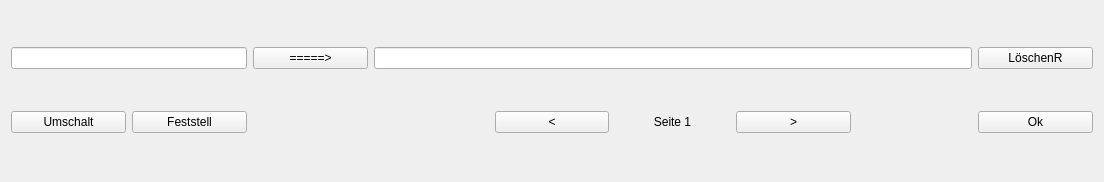
Qt form plugins/Commands/Keyboard/keyboardwidget.ui (KDE/simon) before a commit.
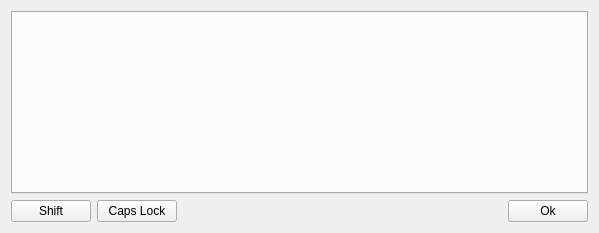
The same form after that commit. Custom widgets are drawn as their Qt base class.

Diff of the .ui file:
```diff
--- a/plugins/Commands/Keyboard/keyboardwidget.ui
+++ b/plugins/Commands/Keyboard/keyboardwidget.ui
@@ -6,67 +6,45 @@
    <rect>
     <x>0</x>
     <y>0</y>
-    <width>1104</width>
-    <height>182</height>
+    <width>599</width>
+    <height>233</height>
    </rect>
   </property>
   <property name="windowTitle">
    <string>Keyboard</string>
   </property>
   <layout class="QGridLayout" name="gridLayout">
-   <item row="0" column="0" colspan="2">
-    <widget class="KLineEdit" name="leNumber">
-     <property name="sizePolicy">
-      <sizepolicy hsizetype="Expanding" vsizetype="Minimum">
-       <horstretch>0</horstretch>
-       <verstretch>0</verstretch>
-      </sizepolicy>
-     </property>
-     <property name="layoutDirection">
-      <enum>Qt::RightToLeft</enum>
-     </property>
-     <property name="inputMask">
-      <string/>
-     </property>
+   <item row="0" column="0" colspan="4">
+    <widget class="KTabWidget" name="twTabs"/>
+   </item>
+   <item row="1" column="0">
+    <widget class="KPushButton" name="pbShift">
      <property name="text">
-      <string/>
+      <string>Shift</string>
      </property>
-     <property name="readOnly">
-      <bool>false</bool>
-     </property>
-     <property name="showClearButton" stdset="0">
-      <bool>true</bool>
-     </property>
     </widget>
    </item>
-   <item row="0" column="3" colspan="5">
-    <widget class="KLineEdit" name="leText">
-     <property name="sizePolicy">
-      <sizepolicy hsizetype="Expanding" vsizetype="Minimum">
-       <horstretch>0</horstretch>
-       <verstretch>0</verstretch>
-      </sizepolicy>
-     </property>
-     <property name="readOnly">
-      <bool>true</bool>
-     </property>
-    </widget>
-   </item>
-   <item row="0" column="2">
-    <widget class="KPushButton" name="pbAdd">
+   <item row="1" column="1">
+    <widget class="KPushButton" name="pbCapsLock">
      <property name="text">
-      <string>=====&gt;</string>
+      <string>Caps Lock</string>
      </property>
     </widget>
    </item>
-   <item row="0" column="8">
-    <widget class="KPushButton" name="pbDeleteRight">
-     <property name="text">
-      <string>LöschenR</string>
+   <item row="1" column="2">
+    <spacer name="horizontalSpacer">
+     <property name="orientation">
+      <enum>Qt::Horizontal</enum>
      </property>
-    </widget>
+     <property name="sizeHint" stdset="0">
+      <size>
+       <width>373</width>
+       <height>20</height>
+      </size>
+     </property>
+    </spacer>
    </item>
-   <item row="4" column="8">
+   <item row="1" column="3">
     <widget class="KPushButton" name="pbOk">
      <property name="sizePolicy">
       <sizepolicy hsizetype="Minimum" vsizetype="Minimum">
@@ -79,63 +57,20 @@
      </property>
     </widget>
    </item>
-   <item row="4" column="0">
-    <widget class="KPushButton" name="pbShift">
-     <property name="text">
-      <string>Umschalt</string>
-     </property>
-    </widget>
-   </item>
-   <item row="4" column="1">
-    <widget class="KPushButton" name="pbCapslock">
-     <property name="text">
-      <string>Feststell</string>
-     </property>
-    </widget>
-   </item>
-   <item row="4" column="6">
-    <widget class="KPushButton" name="pbNextPage">
-     <property name="text">
-      <string>&gt;</string>
-     </property>
-    </widget>
-   </item>
-   <item row="4" column="5">
-    <widget class="QLabel" name="lbPage">
-     <property name="enabled">
-      <bool>true</bool>
-     </property>
-     <property name="text">
-      <string>Seite 1</string>
-     </property>
-     <property name="alignment">
-      <set>Qt::AlignCenter</set>
-     </property>
-    </widget>
-   </item>
-   <item row="4" column="4">
-    <widget class="KPushButton" name="pbPreviousPage">
-     <property name="text">
-      <string>&lt;</string>
-     </property>
-    </widget>
-   </item>
-   <item row="3" column="0" colspan="9">
-    <layout class="QGridLayout" name="glButtonForm"/>
-   </item>
   </layout>
  </widget>
  <customwidgets>
-  <customwidget>
-   <class>KLineEdit</class>
-   <extends>QLineEdit</extends>
-   <header>klineedit.h</header>
-  </customwidget>
   <customwidget>
    <class>KPushButton</class>
    <extends>QPushButton</extends>
    <header>kpushbutton.h</header>
   </customwidget>
+  <customwidget>
+   <class>KTabWidget</class>
+   <extends>QTabWidget</extends>
+   <header>ktabwidget.h</header>
+   <container>1</container>
+  </customwidget>
  </customwidgets>
  <resources/>
  <connections/>
```
